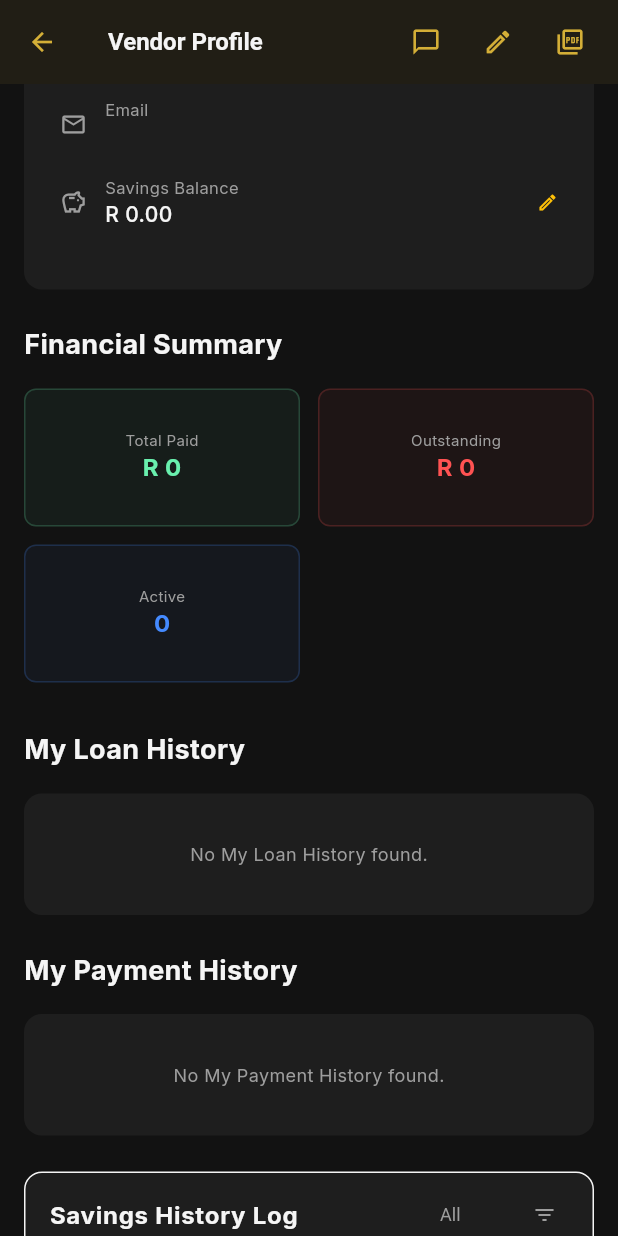
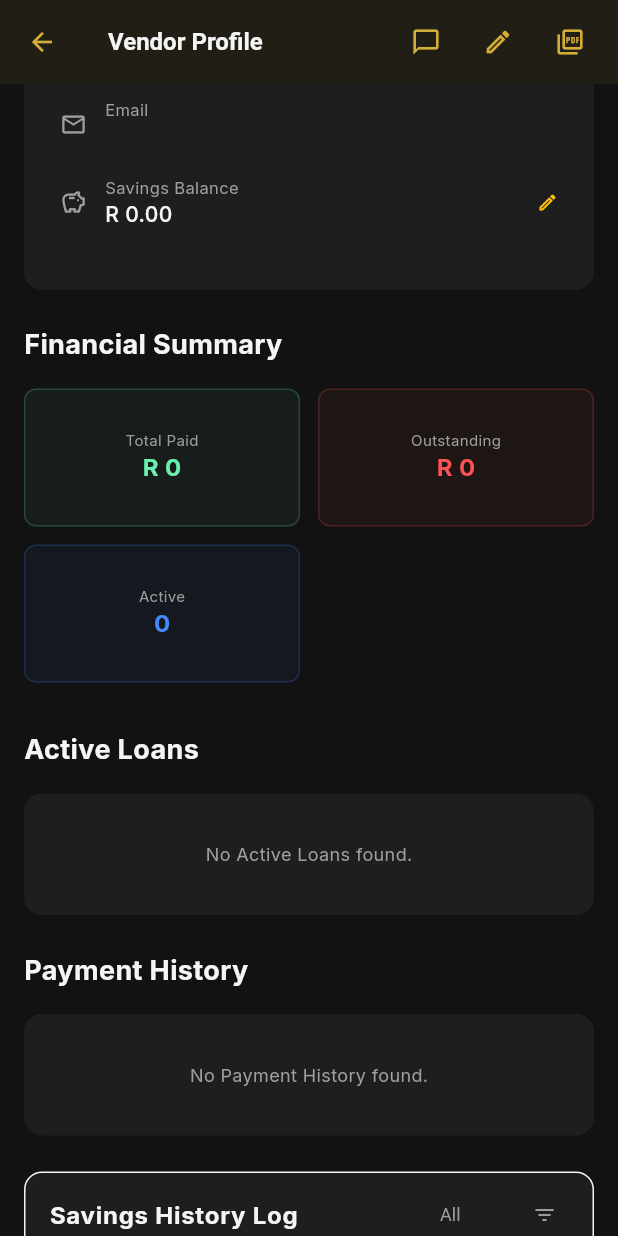
Before and after one commit to Ngobese745/NSBSA-Admin, a Flutter app: the VendorProfileScreen screen opened directly with empty values, scrolled down 576 dp, after a tap on the "picture as pdf" icon, on a phone screen of 412 x 824 dp. Run offline on Flutter 3.47's test engine with Material 3 defaults, Android fonts, the phone set to English and light mode, and no system bars; our stand-ins replace connectivity_plus, file_picker, fl_chart, flutter_dotenv, google_fonts, pdf and 3 more; missing offline and left inert: dart:html, excel, spreadsheet_decoder, universal_html; accounts and stored records are empty.

Commit message:
feat: optimize admin dashboard reactivity, sidebar navigation, and financial reporting UI
- Refactored GroupDetailsScreen and VendorProfileScreen for real-time reactivity using Provider watches.
- Implemented collapsible icon-only sidebar in MainShell for improved screen space utilization.
- Reduced summary card heights by 50% across Dashboard and Group Details screens.
- Enhanced Master Loan Ledger interactivity with horizontal layouts, hover effects, and inline edit visual cues.
- Resolved RenderFlex overflow issues in summary sections.
- Added reporting migration SQL.

```diff
--- a/lib/screens/dashboard_screen.dart
+++ b/lib/screens/dashboard_screen.dart
@@ -212,7 +212,7 @@ class _DashboardScreenState extends State<DashboardScreen> {
   ) {
     final theme = Theme.of(context);
     return Container(
-      height: 100,
+      height: 50,
       decoration: BoxDecoration(
         gradient: LinearGradient(
           colors: gradient,
@@ -231,12 +231,17 @@ class _DashboardScreenState extends State<DashboardScreen> {
       child: Stack(
         children: [
           Positioned(
-            right: -10,
-            bottom: -10,
-            child: Icon(icon, size: 60, color: Colors.black.withOpacity(0.05)),
+            right: -5,
+            bottom: -5,
+            child: Icon(icon, size: 40, color: Colors.black.withOpacity(0.05)),
           ),
           Padding(
-            padding: const EdgeInsets.symmetric(horizontal: 20.0, vertical: 16),
+            padding: const EdgeInsets.symmetric(horizontal: 16.0),
+            child: Row(
+              children: [
+                Icon(icon, size: 20, color: Colors.black45),
+                const SizedBox(width: 12),
+                Expanded(
                   child: Column(
                     crossAxisAlignment: CrossAxisAlignment.start,
                     mainAxisAlignment: MainAxisAlignment.center,
@@ -245,17 +250,23 @@ class _DashboardScreenState extends State<DashboardScreen> {
                         title,
                         style: const TextStyle(
                           color: Colors.black54,
-                    fontSize: 11,
+                          fontSize: 10,
                           fontWeight: FontWeight.w600,
                         ),
+                        maxLines: 1,
+                        overflow: TextOverflow.ellipsis,
                       ),
-                const SizedBox(height: 4),
                       Text(
                         value,
                         style: const TextStyle(
                           color: Colors.black,
-                    fontSize: 20,
+                          fontSize: 15,
                           fontWeight: FontWeight.bold,
+                        ),
+                        maxLines: 1,
+                        overflow: TextOverflow.ellipsis,
+                      ),
+                    ],
                   ),
                 ),
               ],
--- a/lib/screens/vendor_profile_screen.dart
+++ b/lib/screens/vendor_profile_screen.dart
@@ -104,6 +104,13 @@ class _VendorProfileScreenState extends State<VendorProfileScreen> {
     final theme = Theme.of(context);
     final groupProvider = context.read<GroupProvider>();
     final paymentProvider = context.watch<PaymentProvider>();
+    final vendorProvider = context.watch<VendorProvider>();
+
+    // Derive current vendor from provider reactively
+    final currentVendor = vendorProvider.vendors.firstWhere(
+      (v) => v.id == widget.vendor.id,
+      orElse: () => _currentVendor,
+    );
 
     // Filter payments for this vendor's loans reactively
     final loanIds = _loans.map((l) => l.id).toSet();
@@ -113,7 +120,7 @@ class _VendorProfileScreenState extends State<VendorProfileScreen> {
 
     double totalPaid = vendorPayments.fold(0, (sum, p) => sum + p.amountPaid);
     final group = groupProvider.groups.firstWhere(
-      (g) => g.id == _currentVendor.groupId,
+      (g) => g.id == currentVendor.groupId,
       orElse: GroupModel.unknown,
     );
 
@@ -135,7 +142,7 @@ class _VendorProfileScreenState extends State<VendorProfileScreen> {
             onPressed: () {
               showDialog(
                 context: context,
-                builder: (context) => CommunicationDialog(vendor: _currentVendor),
+                builder: (context) => CommunicationDialog(vendor: currentVendor),
               );
             },
             tooltip: 'Send Message',
@@ -149,7 +156,7 @@ class _VendorProfileScreenState extends State<VendorProfileScreen> {
             icon: const Icon(Icons.picture_as_pdf_outlined, size: 20),
             onPressed: () => VendorPdfService.generateProfilePDF(
               context: context,
-              vendor: _currentVendor,
+              vendor: currentVendor,
               group: group,
               loans: _loans,
             ),
@@ -176,9 +183,9 @@ class _VendorProfileScreenState extends State<VendorProfileScreen> {
                     child: Column(
                       crossAxisAlignment: CrossAxisAlignment.start,
                       children: [
-                        _buildMainHeader(theme, group, isDesktop),
+                        _buildMainHeader(theme, group, isDesktop, currentVendor),
                         const SizedBox(height: 24),
-                        _buildInformationSection(theme, isTablet),
+                        _buildInformationSection(theme, isTablet, currentVendor),
                         const SizedBox(height: 24),
                         _buildFinancialSummary(theme, totalPaid, isTablet),
                         if (!isDesktop) const SizedBox(height: 32),
@@ -193,25 +200,15 @@ class _VendorProfileScreenState extends State<VendorProfileScreen> {
                     child: Column(
                       crossAxisAlignment: CrossAxisAlignment.start,
                       children: [
-                        _buildHistorySection(
-                          theme,
-                          'My Loan History',
-                          _loans,
-                          true,
-                        ),
+                        _buildHistorySection(theme, 'Active Loans', _loans.where((l) => l.status == 'Active').toList(), true, currentVendor),
                         const SizedBox(height: 24),
-                        _buildHistorySection(
-                          theme,
-                          'My Payment History',
-                          vendorPayments,
-                          false,
-                        ),
+                        _buildHistorySection(theme, 'Payment History', vendorPayments, false, currentVendor),
                         const SizedBox(height: 24),
-                        _buildSavingsHistorySection(theme),
+                        _buildSavingsHistorySection(theme, currentVendor),
                         const SizedBox(height: 24),
-                        _buildCommentsSection(theme),
+                        _buildCommentsSection(theme, currentVendor),
                         const SizedBox(height: 24),
-                        _buildDocumentsSection(theme),
+                        _buildDocumentsSection(theme, currentVendor),
                       ],
                     ),
                   ),
@@ -221,7 +218,7 @@ class _VendorProfileScreenState extends State<VendorProfileScreen> {
     );
   }
 
-  Widget _buildDocumentsSection(ThemeData theme) {
+  Widget _buildDocumentsSection(ThemeData theme, VendorModel currentVendor) {
     final docProvider = context.watch<DocumentProvider>();
 
     return Column(
@@ -257,7 +254,7 @@ class _VendorProfileScreenState extends State<VendorProfileScreen> {
                           for (var file in result.files) {
                             if (file.bytes != null) {
                               await docProvider.uploadDocument(
-                                vendorId: _currentVendor.id,
+                                vendorId: currentVendor.id,
                                 fileName: file.name,
                                 fileBytes: file.bytes!,
                               );
@@ -396,7 +393,7 @@ class _VendorProfileScreenState extends State<VendorProfileScreen> {
     }
   }
 
-  Future<void> _exportLoansToExcel() async {
+  Future<void> _exportLoansToExcel(VendorModel currentVendor) async {
     final paymentProvider = context.read<PaymentProvider>();
     List<Map<String, dynamic>> loanData = [];
 
@@ -423,12 +420,12 @@ class _VendorProfileScreenState extends State<VendorProfileScreen> {
     }
 
     await ExcelExportService.exportLoanHistory(
-      memberName: _currentVendor.name,
+      memberName: currentVendor.name,
       loanData: loanData,
     );
   }
 
-  Widget _buildCommentsSection(ThemeData theme) {
+  Widget _buildCommentsSection(ThemeData theme, VendorModel currentVendor) {
     final commentProvider = context.watch<CommentProvider>();
     final TextEditingController _commentController = TextEditingController();
 
@@ -479,7 +476,7 @@ class _VendorProfileScreenState extends State<VendorProfileScreen> {
                           final authProvider = context.read<AuthProvider>();
                           final comment = CommentModel(
                             id: '',
-                            vendorId: _currentVendor.id,
+                            vendorId: currentVendor.id,
                             authorName:
                                 authProvider.currentUser?.email ?? 'Admin',
                             authorRole: 'Staff',
@@ -528,7 +525,7 @@ class _VendorProfileScreenState extends State<VendorProfileScreen> {
                     );
 
                     return InkWell(
-                      onTap: () => _showCommentDetailsDialog(comment),
+                      onTap: () => _showCommentDetailsDialog(comment, currentVendor),
                       child: Padding(
                         padding: const EdgeInsets.all(16),
                         child: Column(
@@ -595,10 +592,10 @@ class _VendorProfileScreenState extends State<VendorProfileScreen> {
     );
   }
 
-  Widget _buildMainHeader(ThemeData theme, GroupModel group, bool isDesktop) {
+  Widget _buildMainHeader(ThemeData theme, GroupModel group, bool isDesktop, VendorModel currentVendor) {
     final analyticsProvider = context.watch<AnalyticsProvider>();
     final score =
-        analyticsProvider.vendorCreditScores[_currentVendor.id] ?? 0.0;
+        analyticsProvider.vendorCreditScores[currentVendor.id] ?? 0.0;
 
     return Container(
       padding: const EdgeInsets.all(24),
@@ -611,7 +608,7 @@ class _VendorProfileScreenState extends State<VendorProfileScreen> {
               children: [
                 _buildVendorAvatar(theme),
                 const SizedBox(width: 24),
-                Expanded(child: _buildVendorTitle(theme, group, isDesktop)),
+                Expanded(child: _buildVendorTitle(theme, group, isDesktop, currentVendor)),
                 const SizedBox(width: 24),
                 _buildCreditBadge(score),
               ],
@@ -622,7 +619,7 @@ class _VendorProfileScreenState extends State<VendorProfileScreen> {
                   children: [
                     _buildVendorAvatar(theme, radius: 25),
                     const SizedBox(width: 16),
-                    Expanded(child: _buildVendorTitle(theme, group, isDesktop)),
+                    Expanded(child: _buildVendorTitle(theme, group, isDesktop, currentVendor)),
                   ],
                 ),
                 const SizedBox(height: 20),
@@ -640,12 +637,12 @@ class _VendorProfileScreenState extends State<VendorProfileScreen> {
     );
   }
 
-  Widget _buildVendorTitle(ThemeData theme, GroupModel group, bool isDesktop) {
+  Widget _buildVendorTitle(ThemeData theme, GroupModel group, bool isDesktop, VendorModel currentVendor) {
     return Column(
       crossAxisAlignment: CrossAxisAlignment.start,
       children: [
         Text(
-          _currentVendor.name,
+          currentVendor.name,
           style: theme.textTheme.headlineSmall?.copyWith(
             fontWeight: FontWeight.bold,
             fontSize: isDesktop ? 24 : 18,
@@ -728,7 +725,7 @@ class _VendorProfileScreenState extends State<VendorProfileScreen> {
     );
   }
 
-  Widget _buildInformationSection(ThemeData theme, bool isTablet) {
+  Widget _buildInformationSection(ThemeData theme, bool isTablet, VendorModel currentVendor) {
     return Column(
       crossAxisAlignment: CrossAxisAlignment.start,
       children: [
@@ -747,40 +744,40 @@ class _VendorProfileScreenState extends State<VendorProfileScreen> {
             children: [
               _buildInfoRow(
                 'Role',
-                _currentVendor.role ?? 'Member',
+                currentVendor.role ?? 'Member',
                 Icons.stars_outlined,
               ),
               _buildInfoRow(
                 'Home Address',
-                _currentVendor.address ?? 'N/A',
+                currentVendor.address ?? 'N/A',
                 Icons.location_on_outlined,
               ),
               _buildInfoRow(
                 'Phone',
-                _currentVendor.phone ?? 'N/A',
+                currentVendor.phone ?? 'N/A',
                 Icons.phone_outlined,
               ),
               _buildInfoRow(
                 'ID Number',
-                _currentVendor.idNumber ?? 'N/A',
+                currentVendor.idNumber ?? 'N/A',
                 Icons.badge_outlined,
               ),
               _buildInfoRow(
                 'Business',
-                _currentVendor.businessType ?? 'N/A',
+                currentVendor.businessType ?? 'N/A',
                 Icons.business_center_outlined,
               ),
               _buildInfoRow(
                 'Email',
-                _currentVendor.email ?? 'N/A',
+                currentVendor.email ?? 'N/A',
                 Icons.email_outlined,
               ),
               InkWell(
-                onTap: () => _showUpdateSavingsDialog(context),
+                onTap: () => _showUpdateSavingsDialog(context, currentVendor),
                 borderRadius: BorderRadius.circular(8),
                 child: _buildInfoRow(
                   'Savings Balance',
-                  'R ${_currentVendor.savingsAmount?.toStringAsFixed(2) ?? '0.00'}',
+                  'R ${currentVendor.savingsAmount?.toStringAsFixed(2) ?? '0.00'}',
                   Icons.savings_outlined,
                   trailing: const Icon(
                     Icons.edit_outlined,
@@ -952,6 +949,7 @@ class _VendorProfileScreenState extends State<VendorProfileScreen> {
     String title,
     List items,
     bool isLoans,
+    VendorModel currentVendor,
   ) {
     return Column(
       crossAxisAlignment: CrossAxisAlignment.start,
@@ -966,7 +964,7 @@ class _VendorProfileScreenState extends State<VendorProfileScreen> {
             if (isLoans && items.isNotEmpty)
               IconButton(
                 icon: const Icon(Icons.download_for_offline, color: Colors.amber, size: 20),
-                onPressed: () => _exportLoansToExcel(),
+                onPressed: () => _exportLoansToExcel(currentVendor),
                 tooltip: 'Export Loans to Excel',
               ),
           ],
@@ -1089,7 +1087,7 @@ class _VendorProfileScreenState extends State<VendorProfileScreen> {
                               .where((l) => l.id == payment.loanId)
                               .firstOrNull;
                           final group = groupProvider.groups
-                              .where((g) => g.id == _currentVendor.groupId)
+                              .where((g) => g.id == currentVendor.groupId)
                               .firstOrNull;
 
                           if (loan != null && group != null) {
@@ -1123,7 +1121,7 @@ class _VendorProfileScreenState extends State<VendorProfileScreen> {
 
   String _selectedActionFilter = 'All';
 
-  Widget _buildSavingsHistorySection(ThemeData theme) {
+  Widget _buildSavingsHistorySection(ThemeData theme, VendorModel currentVendor) {
     final historyProvider = context.watch<SavingsHistoryProvider>();
     final history = historyProvider.history.where((e) {
       if (_selectedActionFilter == 'All') return true;
@@ -1246,7 +1244,7 @@ class _VendorProfileScreenState extends State<VendorProfileScreen> {
   }
 
 
-  void _showUpdateSavingsDialog(BuildContext context) {
+  void _showUpdateSavingsDialog(BuildContext context, VendorModel currentVendor) {
     final controller = TextEditingController(text: '0');
     String selectedAction = 'Deposit';
 
@@ -1270,7 +1268,7 @@ class _VendorProfileScreenState extends State<VendorProfileScreen> {
             crossAxisAlignment: CrossAxisAlignment.start,
             children: [
               Text(
-                'Current Balance: R ${_currentVendor.savingsAmount?.toStringAsFixed(0) ?? '0'}',
+                'Current Balance: R ${currentVendor.savingsAmount?.toStringAsFixed(0) ?? '0'}',
                 style: const TextStyle(
                   color: Colors.amber,
                   fontWeight: FontWeight.bold,
@@ -1356,7 +1354,7 @@ class _VendorProfileScreenState extends State<VendorProfileScreen> {
                   return;
                 }
 
-                double currentBalance = _currentVendor.savingsAmount ?? 0.0;
+                double currentBalance = currentVendor.savingsAmount ?? 0.0;
                 double newBalance;
 
                 if (selectedAction == 'Deposit') {
@@ -1383,7 +1381,7 @@ class _VendorProfileScreenState extends State<VendorProfileScreen> {
                   final operatorEmail = authProvider.currentUser?.email ?? 'Admin';
 
                   await context.read<VendorProvider>().recordSavingsTransaction(
-                    vendorId: _currentVendor.id,
+                    vendorId: currentVendor.id,
                     amount: amount,
                     actionType: selectedAction,
                     updatedBy: operatorEmail,
@@ -2274,7 +2272,7 @@ class _VendorProfileScreenState extends State<VendorProfileScreen> {
     );
   }
 
-  void _showCommentDetailsDialog(CommentModel comment) {
+  void _showCommentDetailsDialog(CommentModel comment, VendorModel currentVendor) {
     final theme = Theme.of(context);
     final commentProvider = context.read<CommentProvider>();
     final TextEditingController _editController = TextEditingController(
```
Also changed, not shown: lib/screens/group_details_screen.dart (+107 -70 lines), lib/screens/main_shell.dart (+31 -14 lines), lib/screens/reports_screen.dart (+43 -7 lines), 1 other file. Lines whose indentation alone changed are shown as unchanged.
